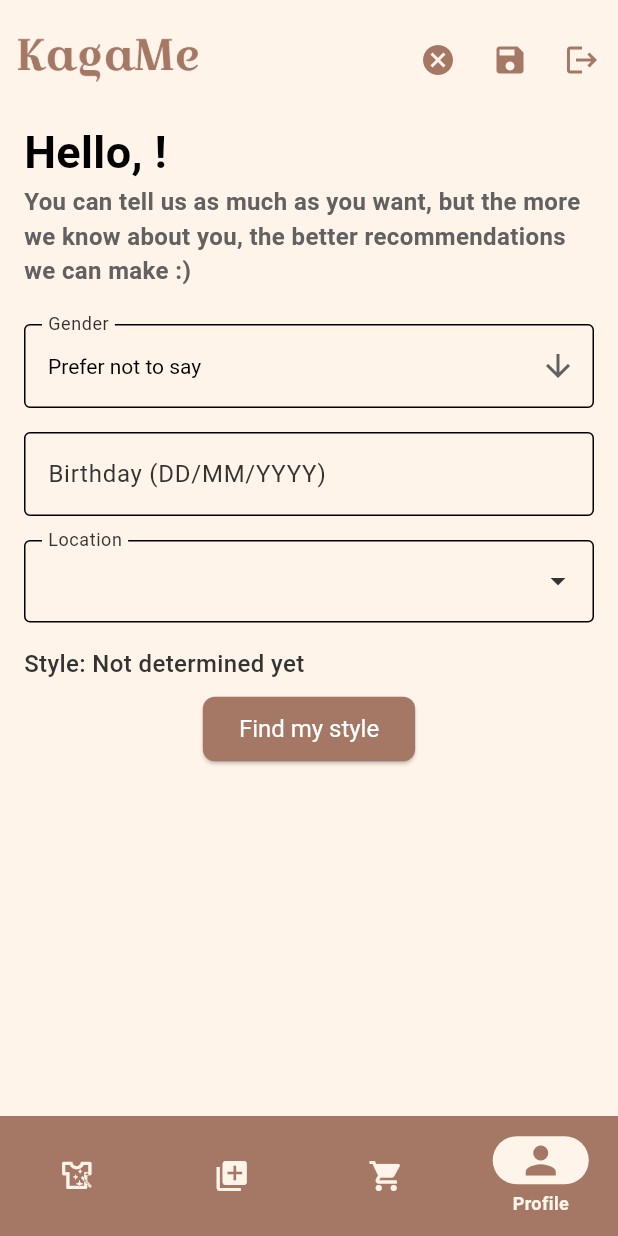
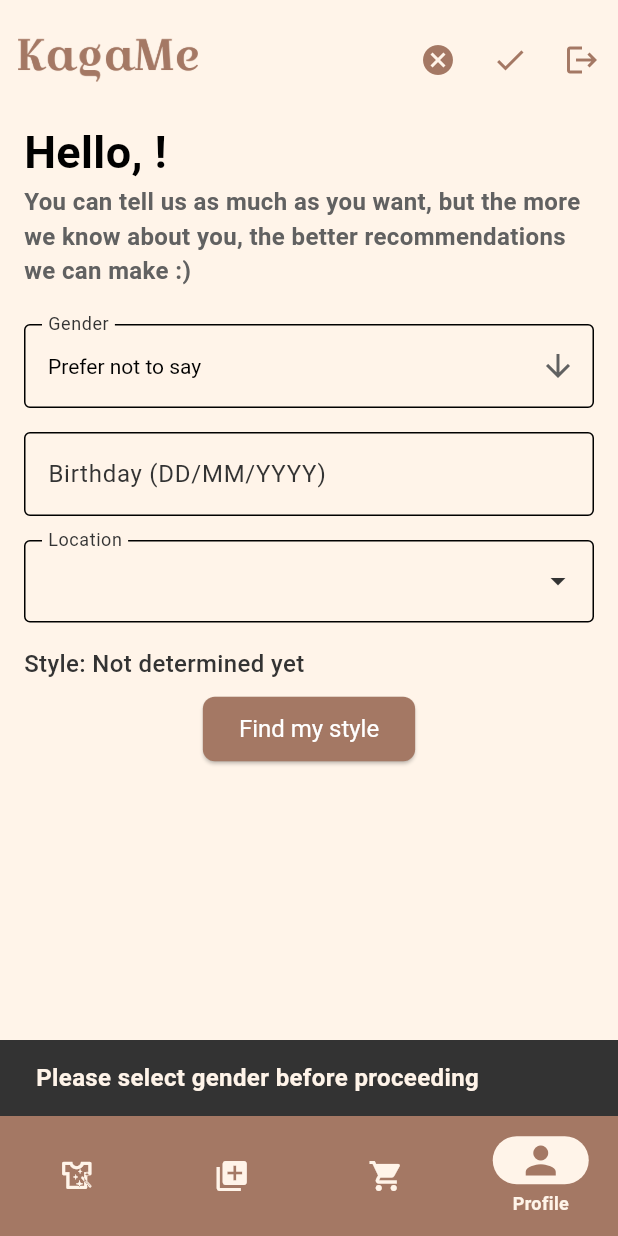
Before and after one commit to chienshyong/kagame_app, a Flutter app: the ProfilePage screen opened by its route, after a tap on the "edit" icon, after a tap on "Find my style", on a phone screen of 412 x 824 dp. Run offline on Flutter 3.47's test engine with Material 3 defaults, Android fonts, the light colour scheme and no system bars; drawn by our look-alikes of dropdown_search; our stand-ins replace cached_network_image, event_bus, firebase_auth, firebase_core, flutter_cache_manager, flutter_secure_storage and 5 more; missing offline and left inert: flutter_client_sse, material_tag_editor; accounts and stored records are empty; network calls fail; project files that could hold a hidden picture were left out.

Commit message:
Style quiz don't ask for gender again, Finish style quiz, save the results automatically and exit edit mode

```diff
--- a/lib/main.dart
+++ b/lib/main.dart
@@ -160,7 +160,8 @@ void main() async {
                   GoRoute(
                     path: 'quiz',
                     builder: (context, state) {
-                      return QuizPage();
+                      final gender = state.extra as String? ?? '';
+                      return QuizPage(gender: gender);
                     },
                   ),
                 ],
--- a/lib/profile/profile.dart
+++ b/lib/profile/profile.dart
@@ -10,7 +10,10 @@ import 'stylequiz.dart';
 
 class ProfilePage extends StatefulWidget {
   final bool initialEditing;
-  const ProfilePage({Key? key, this.initialEditing = false}) : super(key: key);
+  const ProfilePage({
+    Key? key,
+    this.initialEditing = false
+  }) : super(key: key);
 
   @override
   State<ProfilePage> createState() => _ProfilePageState();
@@ -24,10 +27,8 @@ class _ProfilePageState extends State<ProfilePage> {
   final TextEditingController _genderController = TextEditingController();
   final TextEditingController _birthdayController = TextEditingController();
   final TextEditingController _locationController = TextEditingController();
-  final TextEditingController _clothingPrefsController =
-      TextEditingController();
-  final TextEditingController _clothingDislikesController =
-      TextEditingController();
+  final TextEditingController _clothingPrefsController = TextEditingController();
+  final TextEditingController _clothingDislikesController = TextEditingController();
 
   // FocusNodes
   final FocusNode _ageFocusNode = FocusNode();
@@ -384,8 +385,9 @@ class _ProfilePageState extends State<ProfilePage> {
                   ),
                 if (_isEditing)
                   IconButton(
-                    icon: const Icon(Icons.save),
+                    icon: const Icon(Icons.check),
                     onPressed: () {
+                      if (_genderSelected.isNotEmpty) {
                         if (_validateBirthday(_birthdayController.text)) {
                           updateProfileData().then((_) {
                             ScaffoldMessenger.of(context).showSnackBar(
@@ -398,6 +400,11 @@ class _ProfilePageState extends State<ProfilePage> {
                         } else {
                           ScaffoldMessenger.of(context).showSnackBar(
                             const SnackBar(content: Text("Invalid birthday date.")),
+                          );
+                        }
+                      } else {
+                        ScaffoldMessenger.of(context).showSnackBar(
+                          const SnackBar(content: Text("Please select a gender")),
                         );
                       }
                     },
@@ -681,13 +688,13 @@ class _ProfilePageState extends State<ProfilePage> {
                                         return AlertDialog(
                                           title: const Text('Delete Your Account?'),
                                           content: const Text(
-                                            'Deleting your account will permamnently remove all your user data.'
+                                            'Deleting your account will permanently remove all your user data.'
                                           ),
                                           actions: [
                                             TextButton(
                                               child: const Text('Cancel'),
                                               onPressed: () {
-                                                Navigator.of(context).pop(); // Dismiss the dialog
+                                                Navigator.of(context).pop();
                                               },
                                             ),
                                             ElevatedButton(
@@ -795,14 +802,20 @@ class _ProfilePageState extends State<ProfilePage> {
                     Center(
                       child: ElevatedButton(
                         onPressed: () async {
+                          if (_genderSelected.isEmpty || _genderSelected == "Prefer not to say") {
+                            ScaffoldMessenger.of(context).showSnackBar(
+                              const SnackBar(content: Text("Please select gender before proceeding")),
+                            );
+                          } else {
                             await updateProfileData();
                             await Navigator.push(
                               context,
-                            MaterialPageRoute(builder: (context) => QuizPage()),
+                              MaterialPageRoute(builder: (context) => QuizPage(gender: _genderSelected)),
                             );
                             setState(() {
                               getProfileData();
                             });
+                          }
                         },
                         style: ElevatedButton.styleFrom(
                           padding: const EdgeInsets.symmetric(horizontal: 24, vertical: 12),
```
Also changed, not shown: lib/profile/stylequiz.dart (+28 -3 lines). Lines whose indentation alone changed are shown as unchanged.
